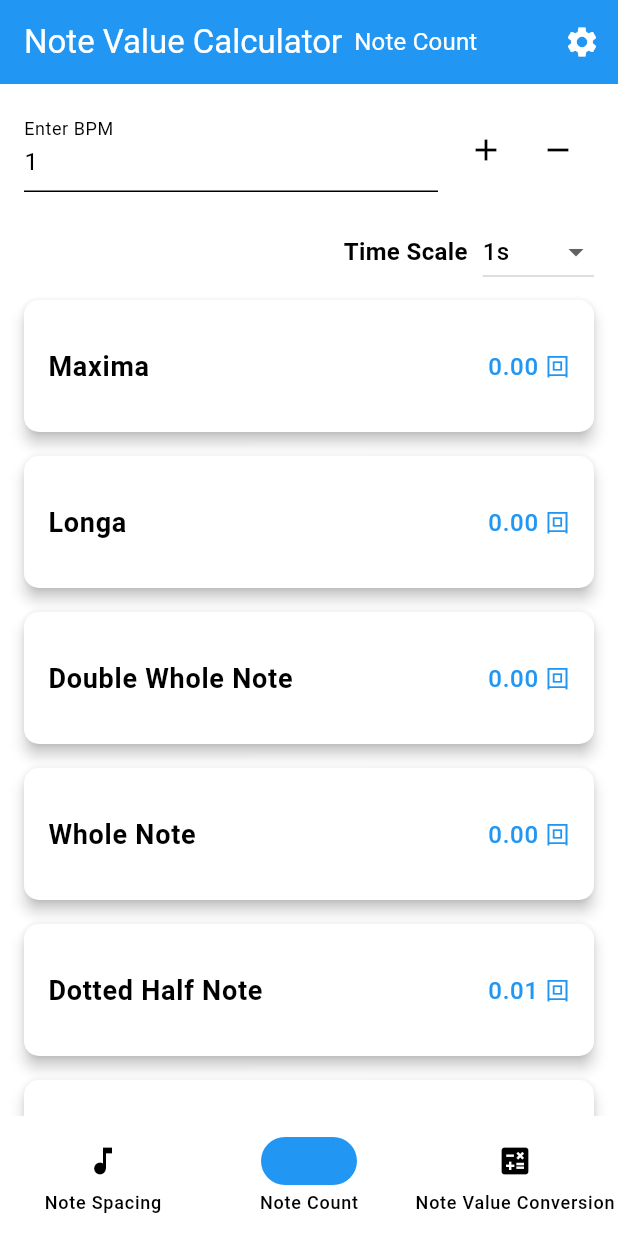
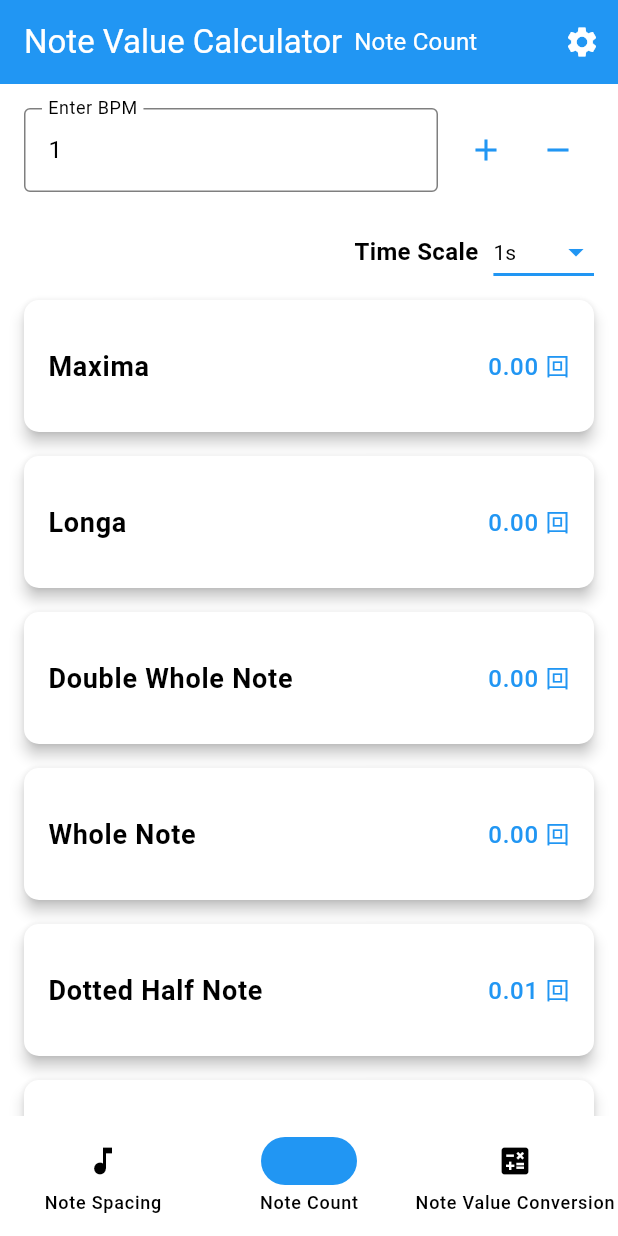
Before and after one commit to ryuya0124/musical_note_calculator, a Flutter app: the screen it shows after launch, item 2 of the bottom bar chosen, after a tap on the "add" icon, on a phone screen of 412 x 824 dp. Run offline on Flutter 3.47's test engine with Material 3 defaults, Android fonts, the phone set to English and light mode, and no system bars; drawn by our look-alikes of dynamic_color; our stand-ins replace shared_preferences; missing offline and left inert: metronome; generated files the repository leaves out were written again.

Commit message:
もっと範囲広げた

```diff
--- a/lib/Page/home_page.dart
+++ b/lib/Page/home_page.dart
@@ -66,7 +66,7 @@ class _HomePageState extends State<HomePage> with WidgetsBindingObserver {
         ),
         body: Column(
           children: [
-            buildBpmInputSection(),
+            buildBpmInputSection(context),
             buildUnitSwitchSection(context),
             buildNotesList(enabledNotes, appBarColor),
           ],
@@ -108,7 +108,9 @@ class _HomePageState extends State<HomePage> with WidgetsBindingObserver {
     }
   }
 
-  Widget buildBpmInputSection() {
+  Widget buildBpmInputSection(BuildContext context) {
+    final colorScheme = Theme.of(context).colorScheme;
+
     return Padding(
       padding: const EdgeInsets.all(16.0),
       child: Row(
@@ -120,23 +122,34 @@ class _HomePageState extends State<HomePage> with WidgetsBindingObserver {
               keyboardType: TextInputType.numberWithOptions(decimal: true),
               decoration: InputDecoration(
                 labelText: AppLocalizations.of(context)!.bpm_input,
+                labelStyle: TextStyle(color: colorScheme.onSurface),
+                focusedBorder: OutlineInputBorder(
+                  borderSide: BorderSide(color: colorScheme.primary),
+                ),
+                enabledBorder: OutlineInputBorder(
+                  borderSide: BorderSide(color: colorScheme.onSurface.withOpacity(0.5)),
+                ),
               ),
             ),
           ),
           SizedBox(width: 8),
           IconButton(
             icon: Icon(Icons.add),
+            color: colorScheme.primary,
             onPressed: () {
               final currentValue = double.tryParse(bpmController.text) ?? 0;
               bpmController.text = (currentValue + 1).toStringAsFixed(0);
             },
+            splashColor: colorScheme.primary.withOpacity(0.2),
           ),
           IconButton(
             icon: Icon(Icons.remove),
+            color: colorScheme.primary,
             onPressed: () {
               final currentValue = double.tryParse(bpmController.text) ?? 0;
               bpmController.text = (currentValue - 1).clamp(0, double.infinity).toStringAsFixed(0);
             },
+            splashColor: colorScheme.primary.withOpacity(0.2),
           ),
         ],
       ),
@@ -144,23 +157,34 @@ class _HomePageState extends State<HomePage> with WidgetsBindingObserver {
   }
 
   Widget buildUnitDropdown(BuildContext context) {
+    final colorScheme = Theme.of(context).colorScheme;
+
     return DropdownButton<String>(
       value: selectedUnit,
       items: ['ms', 's', 'µs'].map((String unit) {
         return DropdownMenuItem<String>(
           value: unit,
-          child: Text(unit),
+          child: Text(
+            unit,
+            style: TextStyle(color: colorScheme.onSurface),
+          ),
         );
       }).toList(),
       onChanged: (value) {
         if (value != null) {
-          //context.read<SettingsModel>().setUnit(value);
           setState(() {
             selectedUnit = value;
           });
           _calculateNotes();
         }
       },
+      dropdownColor: colorScheme.surface, // ドロップダウンメニューの背景色
+      iconEnabledColor: colorScheme.primary, // ドロップダウンアイコンの色
+      style: TextStyle(color: colorScheme.onSurface), // 選択項目のテキスト色
+      underline: Container(
+        height: 2,
+        color: colorScheme.primary, // 下線の色
+      ),
     );
   }
 
@@ -203,12 +227,15 @@ class _HomePageState extends State<HomePage> with WidgetsBindingObserver {
   }
 
   Widget buildNoteCard(Map<String, String> note, Color appBarColor, BuildContext context) {
+    final colorScheme = Theme.of(context).colorScheme;
+
     return Card(
       margin: EdgeInsets.symmetric(vertical: 8, horizontal: 16),
       elevation: 4,
       shape: RoundedRectangleBorder(
         borderRadius: BorderRadius.circular(10),
       ),
+      color: colorScheme.surface, // カードの背景色（明るいテーマではsurface）
       child: ListTile(
         contentPadding: EdgeInsets.all(16),
         title: Text(
@@ -216,12 +243,13 @@ class _HomePageState extends State<HomePage> with WidgetsBindingObserver {
           style: TextStyle(
             fontWeight: FontWeight.bold,
             fontSize: 18,
+            color: colorScheme.onSurface, // タイトルのテキスト色
           ),
         ),
         trailing: Text(
           note['duration']!,
           style: TextStyle(
-            color: appBarColor,
+            color: colorScheme.primary, // 重要な情報にはprimaryカラーを使用
             fontSize: 16,
           ),
         ),
--- a/lib/Page/note_page.dart
+++ b/lib/Page/note_page.dart
@@ -52,7 +52,7 @@ class _NotePageState extends State<NotePage> {
         ),
         body: Column(
           children: [
-            buildBpmInputSection(),
+            buildBpmInputSection(context),
             buildUnitSwitchSection(context),
             buildNotesList(enabledNotes, appBarColor),
           ],
@@ -113,25 +113,37 @@ class _NotePageState extends State<NotePage> {
   }
 
   Widget buildUnitDropdown(BuildContext context) {
+    final colorScheme = Theme.of(context).colorScheme;
+
     return DropdownButton<String>(
       value: selectedTimeScale,
       items: ['1s', '100ms', '10ms'].map((String unit) {
         return DropdownMenuItem<String>(
           value: unit,
-          child: Text(unit),
+          child: Text(
+            unit,
+            style: TextStyle(color: colorScheme.onSurface),
+          ),
         );
       }).toList(),
       onChanged: (value) {
         if (value != null) {
-          //context.read<SettingsModel>().setTimeScale(value);
           setState(() {
             selectedTimeScale = value;
           });
           _calculateNotes();
         }
       },
+      dropdownColor: colorScheme.surface, // ドロップダウンメニューの背景色
+      iconEnabledColor: colorScheme.primary, // ドロップダウンアイコンの色
+      style: TextStyle(color: colorScheme.onSurface), // 選択項目のテキスト色
+      underline: Container(
+        height: 2,
+        color: colorScheme.primary, // 下線の色
+      ),
     );
   }
+
 
   Widget buildNotesList(Map<String, bool> enabledNotes, Color appBarColor) {
     return Expanded(
@@ -154,12 +166,15 @@ class _NotePageState extends State<NotePage> {
   }
 
   Widget buildNoteCard(Map<String, String> note, Color appBarColor, BuildContext context) {
+    final colorScheme = Theme.of(context).colorScheme;
+
     return Card(
       margin: EdgeInsets.symmetric(vertical: 8, horizontal: 16),
       elevation: 4,
       shape: RoundedRectangleBorder(
         borderRadius: BorderRadius.circular(10),
       ),
+      color: colorScheme.surface, // カードの背景色（明るいテーマではsurface）
       child: ListTile(
         contentPadding: EdgeInsets.all(16),
         title: Text(
@@ -167,12 +182,13 @@ class _NotePageState extends State<NotePage> {
           style: TextStyle(
             fontWeight: FontWeight.bold,
             fontSize: 18,
+            color: colorScheme.onSurface, // タイトルのテキスト色
           ),
         ),
         trailing: Text(
           note['duration']!,
           style: TextStyle(
-            color: appBarColor,
+            color: colorScheme.primary, // 重要な情報にはprimaryカラーを使用
             fontSize: 16,
           ),
         ),
@@ -180,7 +196,9 @@ class _NotePageState extends State<NotePage> {
     );
   }
 
-  Widget buildBpmInputSection() {
+  Widget buildBpmInputSection(BuildContext context) {
+    final colorScheme = Theme.of(context).colorScheme;
+
     return Padding(
       padding: const EdgeInsets.all(16.0),
       child: Row(
@@ -192,23 +210,34 @@ class _NotePageState extends State<NotePage> {
               keyboardType: TextInputType.numberWithOptions(decimal: true),
               decoration: InputDecoration(
                 labelText: AppLocalizations.of(context)!.bpm_input,
+                labelStyle: TextStyle(color: colorScheme.onSurface),
+                focusedBorder: OutlineInputBorder(
+                  borderSide: BorderSide(color: colorScheme.primary),
+                ),
+                enabledBorder: OutlineInputBorder(
+                  borderSide: BorderSide(color: colorScheme.onSurface.withOpacity(0.5)),
+                ),
               ),
             ),
           ),
           SizedBox(width: 8),
           IconButton(
             icon: Icon(Icons.add),
+            color: colorScheme.primary,
             onPressed: () {
               final currentValue = double.tryParse(bpmController.text) ?? 0;
               bpmController.text = (currentValue + 1).toStringAsFixed(0);
             },
+            splashColor: colorScheme.primary.withOpacity(0.2),
           ),
           IconButton(
             icon: Icon(Icons.remove),
+            color: colorScheme.primary,
             onPressed: () {
               final currentValue = double.tryParse(bpmController.text) ?? 0;
               bpmController.text = (currentValue - 1).clamp(0, double.infinity).toStringAsFixed(0);
             },
+            splashColor: colorScheme.primary.withOpacity(0.2),
           ),
         ],
       ),
```
Also changed, not shown: lib/Page/calculator_page.dart (+42 -9 lines).
